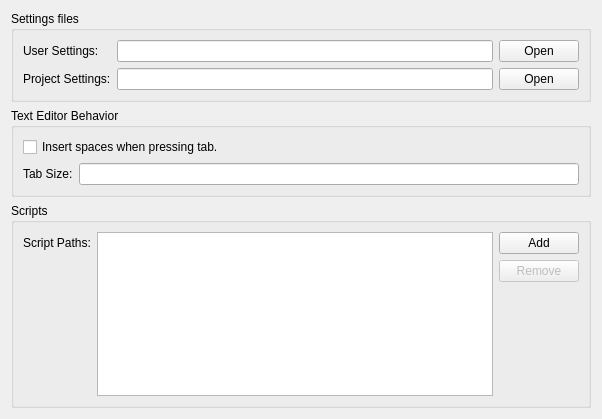
First picture: the form in src/gui/settingswidget.ui, repository KDAB/knut, before the edit.
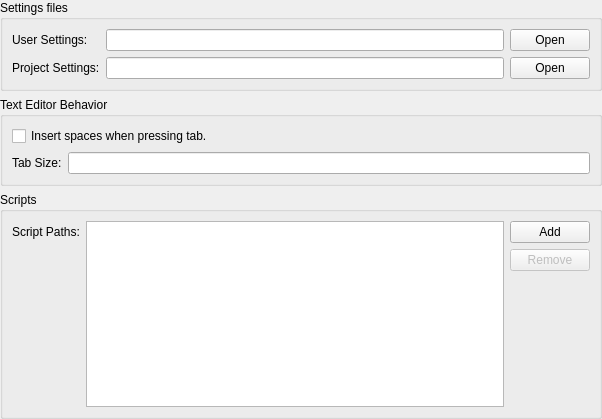
Second picture: the form after the edit.

Commit message: Remove double margin

Diff of the .ui file:
```diff
--- a/src/gui/settingswidget.ui
+++ b/src/gui/settingswidget.ui
@@ -11,6 +11,21 @@
    </rect>
   </property>
   <layout class="QVBoxLayout" name="verticalLayout">
+   <property name="spacing">
+    <number>6</number>
+   </property>
+   <property name="leftMargin">
+    <number>0</number>
+   </property>
+   <property name="topMargin">
+    <number>0</number>
+   </property>
+   <property name="rightMargin">
+    <number>0</number>
+   </property>
+   <property name="bottomMargin">
+    <number>0</number>
+   </property>
    <item>
     <widget class="QGroupBox" name="groupBox_2">
      <property name="title">
```
